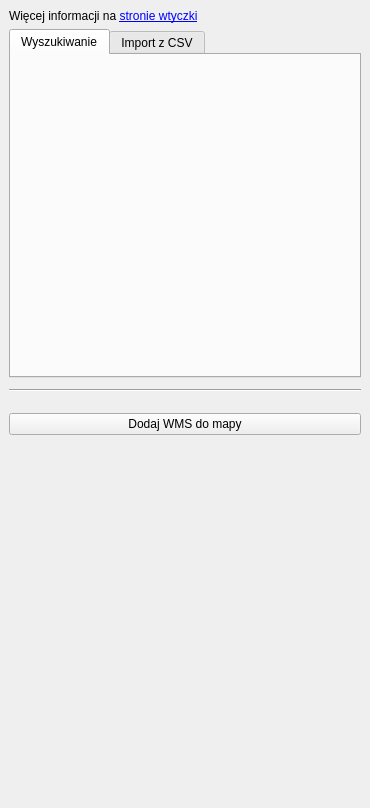
This is wyszukiwarka-gugik-uldk/plugin_dockwidget_base.ui in gis-support/wyszukiwarka-gugik-uldk as Qt 5 draws it before an edit. The edited form follows.
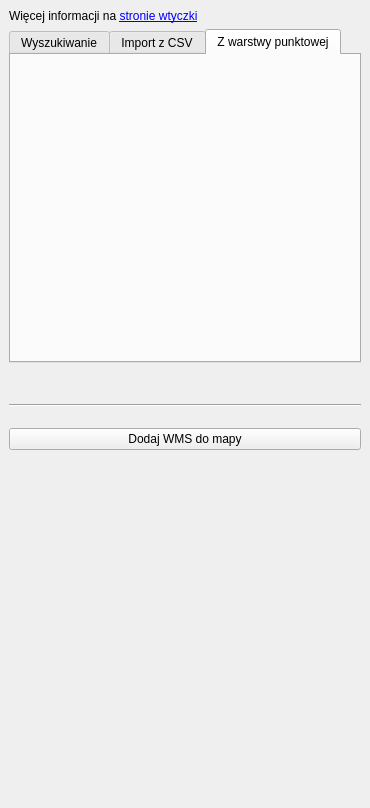
This is the edited form. The open tabs and pages were chosen to show the change.

Commit message: dodanie modułu wyszukiwania z warstwy punktowej

Patch:
```diff
--- a/wyszukiwarka-gugik-uldk/plugin_dockwidget_base.ui
+++ b/wyszukiwarka-gugik-uldk/plugin_dockwidget_base.ui
@@ -87,8 +87,51 @@
         </item>
        </layout>
       </widget>
+      <widget class="QWidget" name="tab_import_layer_point">
+       <attribute name="title">
+        <string>Z warstwy punktowej</string>
+       </attribute>
+       <layout class="QVBoxLayout" name="verticalLayout">
+        <item>
+         <layout class="QVBoxLayout" name="tab_import_layer_point_layout">
+          <property name="spacing">
+           <number>2</number>
+          </property>
+         </layout>
+        </item>
+        <item>
+         <spacer name="verticalSpacer_5">
+          <property name="orientation">
+           <enum>Qt::Vertical</enum>
+          </property>
+          <property name="sizeHint" stdset="0">
+           <size>
+            <width>20</width>
+            <height>40</height>
+           </size>
+          </property>
+         </spacer>
+        </item>
+       </layout>
+      </widget>
      </widget>
     </item>
+    <item>
+     <spacer name="verticalSpacer_2">
+      <property name="orientation">
+       <enum>Qt::Vertical</enum>
+      </property>
+      <property name="sizeType">
+       <enum>QSizePolicy::Maximum</enum>
+      </property>
+      <property name="sizeHint" stdset="0">
+       <size>
+        <width>20</width>
+        <height>15</height>
+       </size>
+      </property>
+     </spacer>
+    </item>
     <item>
      <spacer name="verticalSpacer_6">
       <property name="orientation">
@@ -105,6 +148,22 @@
       </property>
      </spacer>
     </item>
+    <item>
+     <spacer name="verticalSpacer_3">
+      <property name="orientation">
+       <enum>Qt::Vertical</enum>
+      </property>
+      <property name="sizeType">
+       <enum>QSizePolicy::Minimum</enum>
+      </property>
+      <property name="sizeHint" stdset="0">
+       <size>
+        <width>20</width>
+        <height>15</height>
+       </size>
+      </property>
+     </spacer>
+    </item>
     <item>
      <widget class="Line" name="line">
       <property name="orientation">
```
Left out of the diff: 2 changed lines with no effect on the pictures. The commit also changes 7 other files.
